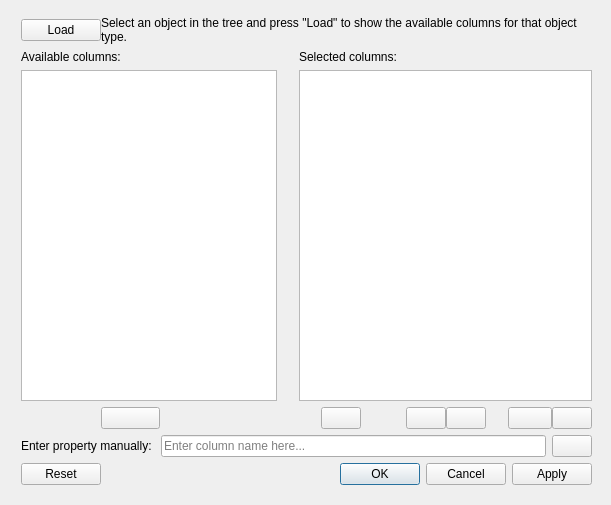
Qt form Resources/UI/Add_RemoveColumns.ui (APEbbers/BillOfMaterials-WB) before a commit.
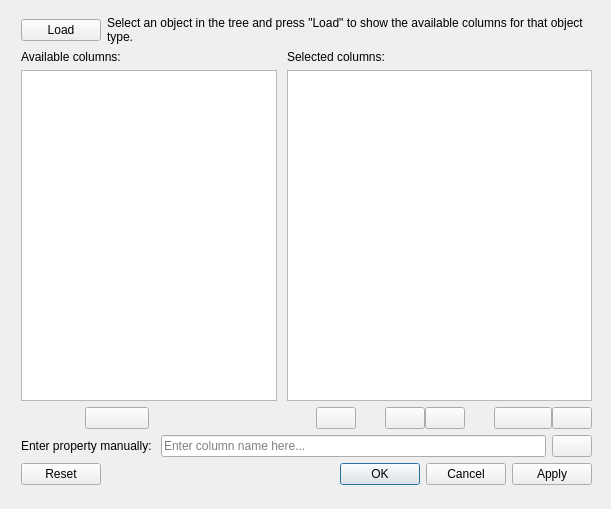
The same form after that commit. Icons and pictures are not drawn.

Commit message: UI changes wre removed by accident

Patch:
```diff
--- a/Resources/UI/Add_RemoveColumns.ui
+++ b/Resources/UI/Add_RemoveColumns.ui
@@ -10,7 +10,7 @@
     <x>0</x>
     <y>0</y>
     <width>611</width>
-    <height>505</height>
+    <height>509</height>
    </rect>
   </property>
   <property name="sizePolicy">
@@ -65,7 +65,7 @@
     <property name="bottomMargin">
      <number>6</number>
     </property>
-    <item row="2" column="1">
+    <item row="3" column="1">
      <layout class="QGridLayout" name="gridLayout_4">
       <property name="verticalSpacing">
        <number>0</number>
@@ -97,23 +97,7 @@
       </item>
      </layout>
     </item>
-    <item row="3" column="2">
-     <spacer name="horizontalSpacer_8">
-      <property name="orientation">
-       <enum>Qt::Vertical</enum>
-      </property>
-      <property name="sizeType">
-       <enum>QSizePolicy::Fixed</enum>
-      </property>
-      <property name="sizeHint" stdset="0">
-       <size>
-        <width>5</width>
-        <height>20</height>
-       </size>
-      </property>
-     </spacer>
-    </item>
-    <item row="3" column="0">
+    <item row="4" column="0">
      <spacer name="horizontalSpacer_7">
       <property name="orientation">
        <enum>Qt::Vertical</enum>
@@ -129,7 +113,7 @@
       </property>
      </spacer>
     </item>
-    <item row="0" column="1">
+    <item row="1" column="1">
      <layout class="QGridLayout" name="gridLayout_2">
       <property name="sizeConstraint">
        <enum>QLayout::SetDefaultConstraint</enum>
@@ -140,23 +124,98 @@
       <property name="verticalSpacing">
        <number>6</number>
       </property>
-      <item row="3" column="5">
-       <spacer name="horizontalSpacer_4">
-        <property name="orientation">
-         <enum>Qt::Vertical</enum>
+      <item row="1" column="5" colspan="9">
+       <widget class="QListWidget" name="Columns_Present">
+        <property name="sizePolicy">
+         <sizepolicy hsizetype="MinimumExpanding" vsizetype="Expanding">
+          <horstretch>0</horstretch>
+          <verstretch>0</verstretch>
+         </sizepolicy>
         </property>
-        <property name="sizeType">
-         <enum>QSizePolicy::Fixed</enum>
-        </property>
-        <property name="sizeHint" stdset="0">
+        <property name="sizeIncrement">
          <size>
-          <width>5</width>
-          <height>5</height>
+          <width>1</width>
+          <height>0</height>
          </size>
         </property>
-       </spacer>
+        <property name="sizeAdjustPolicy">
+         <enum>QAbstractScrollArea::AdjustIgnored</enum>
+        </property>
+        <property name="dragEnabled">
+         <bool>true</bool>
+        </property>
+        <property name="alternatingRowColors">
+         <bool>false</bool>
+        </property>
+        <property name="selectionMode">
+         <enum>QAbstractItemView::NoSelection</enum>
+        </property>
+        <property name="movement">
+         <enum>QListView::Static</enum>
+        </property>
+        <property name="resizeMode">
+         <enum>QListView::Fixed</enum>
+        </property>
+        <property name="layoutMode">
+         <enum>QListView::SinglePass</enum>
+        </property>
+        <property name="sortingEnabled">
+         <bool>false</bool>
+        </property>
+       </widget>
       </item>
-      <item row="3" column="7">
+      <item row="0" column="0" colspan="4">
+       <widget class="QLabel" name="label">
+        <property name="text">
+         <string>Available columns:</string>
+        </property>
+       </widget>
+      </item>
+      <item row="2" column="1">
+       <widget class="QPushButton" name="AddItem">
+        <property name="text">
+         <string/>
+        </property>
+        <property name="icon">
+         <iconset>
+          <normaloff>../Icons/+ sign.svg</normaloff>../Icons/+ sign.svg</iconset>
+        </property>
+       </widget>
+      </item>
+      <item row="2" column="8">
+       <widget class="QPushButton" name="Move_Up">
+        <property name="text">
+         <string/>
+        </property>
+        <property name="icon">
+         <iconset>
+          <normaloff>../Icons/SingleArrow_Up_Dark.svg</normaloff>../Icons/SingleArrow_Up_Dark.svg</iconset>
+        </property>
+       </widget>
+      </item>
+      <item row="2" column="11" colspan="2">
+       <widget class="QPushButton" name="Sort_AZ">
+        <property name="text">
+         <string/>
+        </property>
+        <property name="icon">
+         <iconset>
+          <normaloff>../../../../../Icons/General icons/Sort_AZ_Dark.png</normaloff>../../../../../Icons/General icons/Sort_AZ_Dark.png</iconset>
+        </property>
+       </widget>
+      </item>
+      <item row="2" column="13">
+       <widget class="QPushButton" name="Sort_ZA">
+        <property name="text">
+         <string/>
+        </property>
+        <property name="icon">
+         <iconset>
+          <normaloff>../Icons/Sort_ZA_Dark.png</normaloff>../Icons/Sort_ZA_Dark.png</iconset>
+        </property>
+       </widget>
+      </item>
+      <item row="2" column="7">
        <spacer name="horizontalSpacer_2">
         <property name="orientation">
          <enum>Qt::Vertical</enum>
@@ -172,7 +231,104 @@
         </property>
        </spacer>
       </item>
-      <item row="2" column="4">
+      <item row="2" column="10">
+       <spacer name="horizontalSpacer_6">
+        <property name="orientation">
+         <enum>Qt::Vertical</enum>
+        </property>
+        <property name="sizeType">
+         <enum>QSizePolicy::Fixed</enum>
+        </property>
+        <property name="sizeHint" stdset="0">
+         <size>
+          <width>5</width>
+          <height>20</height>
+         </size>
+        </property>
+       </spacer>
+      </item>
+      <item row="2" column="9">
+       <widget class="QPushButton" name="Move_Down">
+        <property name="text">
+         <string/>
+        </property>
+        <property name="icon">
+         <iconset>
+          <normaloff>../Icons/SingleArrow_Down_Dark.svg</normaloff>../Icons/SingleArrow_Down_Dark.svg</iconset>
+        </property>
+       </widget>
+      </item>
+      <item row="1" column="0" colspan="4">
+       <widget class="QListWidget" name="Columns_To_Add">
+        <property name="sizePolicy">
+         <sizepolicy hsizetype="MinimumExpanding" vsizetype="Expanding">
+          <horstretch>0</horstretch>
+          <verstretch>0</verstretch>
+         </sizepolicy>
+        </property>
+        <property name="sizeAdjustPolicy">
+         <enum>QAbstractScrollArea::AdjustIgnored</enum>
+        </property>
+        <property name="alternatingRowColors">
+         <bool>false</bool>
+        </property>
+        <property name="selectionMode">
+         <enum>QAbstractItemView::NoSelection</enum>
+        </property>
+        <property name="movement">
+         <enum>QListView::Static</enum>
+        </property>
+        <property name="resizeMode">
+         <enum>QListView::Fixed</enum>
+        </property>
+        <property name="layoutMode">
+         <enum>QListView::SinglePass</enum>
+        </property>
+        <property name="sortingEnabled">
+         <bool>true</bool>
+        </property>
+       </widget>
+      </item>
+      <item row="2" column="2" colspan="2">
+       <spacer name="horizontalSpacer_3">
+        <property name="orientation">
+         <enum>Qt::Vertical</enum>
+        </property>
+        <property name="sizeType">
+         <enum>QSizePolicy::Fixed</enum>
+        </property>
+        <property name="sizeHint" stdset="0">
+         <size>
+          <width>5</width>
+          <height>5</height>
+         </size>
+        </property>
+       </spacer>
+      </item>
+      <item row="2" column="0">
+       <spacer name="horizontalSpacer">
+        <property name="orientation">
+         <enum>Qt::Vertical</enum>
+        </property>
+        <property name="sizeType">
+         <enum>QSizePolicy::Fixed</enum>
+        </property>
+        <property name="sizeHint" stdset="0">
+         <size>
+          <width>5</width>
+          <height>20</height>
+         </size>
+        </property>
+       </spacer>
+      </item>
+      <item row="0" column="5" colspan="9">
+       <widget class="QLabel" name="label_2">
+        <property name="text">
+         <string>Selected columns:</string>
+        </property>
+       </widget>
+      </item>
+      <item row="1" column="4">
        <layout class="QGridLayout" name="gridLayout">
         <item row="3" column="0">
          <spacer name="verticalSpacer">
@@ -189,8 +345,8 @@
         </item>
        </layout>
       </item>
-      <item row="3" column="11">
-       <spacer name="horizontalSpacer_6">
+      <item row="2" column="5">
+       <spacer name="horizontalSpacer_4">
         <property name="orientation">
          <enum>Qt::Vertical</enum>
         </property>
@@ -200,23 +356,12 @@
         <property name="sizeHint" stdset="0">
          <size>
           <width>5</width>
-          <height>20</height>
+          <height>5</height>
          </size>
         </property>
        </spacer>
       </item>
-      <item row="3" column="10">
-       <widget class="QPushButton" name="Move_Down">
-        <property name="text">
-         <string/>
-        </property>
-        <property name="icon">
-         <iconset>
-          <normaloff>../Icons/SingleArrow_Down_Dark.svg</normaloff>../Icons/SingleArrow_Down_Dark.svg</iconset>
-        </property>
-       </widget>
-      </item>
-      <item row="3" column="6">
+      <item row="2" column="6">
        <widget class="QPushButton" name="RemoveItem">
         <property name="sizePolicy">
          <sizepolicy hsizetype="Preferred" vsizetype="Fixed">
@@ -233,190 +378,9 @@
         </property>
        </widget>
       </item>
-      <item row="2" column="0" colspan="4">
-       <widget class="QListWidget" name="Columns_To_Add">
-        <property name="sizePolicy">
-         <sizepolicy hsizetype="MinimumExpanding" vsizetype="Expanding">
-          <horstretch>0</horstretch>
-          <verstretch>0</verstretch>
-         </sizepolicy>
-        </property>
-        <property name="sizeAdjustPolicy">
-         <enum>QAbstractScrollArea::AdjustIgnored</enum>
-        </property>
-        <property name="alternatingRowColors">
-         <bool>false</bool>
-        </property>
-        <property name="selectionMode">
-         <enum>QAbstractItemView::NoSelection</enum>
-        </property>
-        <property name="movement">
-         <enum>QListView::Static</enum>
-        </property>
-        <property name="resizeMode">
-         <enum>QListView::Fixed</enum>
-        </property>
-        <property name="layoutMode">
-         <enum>QListView::SinglePass</enum>
-        </property>
-        <property name="sortingEnabled">
-         <bool>true</bool>
-        </property>
-       </widget>
-      </item>
-      <item row="1" column="5" colspan="10">
-       <widget class="QLabel" name="label_2">
-        <property name="text">
-         <string>Selected columns:</string>
-        </property>
-       </widget>
-      </item>
-      <item row="1" column="0" colspan="4">
-       <widget class="QLabel" name="label">
-        <property name="text">
-         <string>Available columns:</string>
-        </property>
-       </widget>
-      </item>
-      <item row="2" column="5" colspan="10">
-       <widget class="QListWidget" name="Columns_Present">
-        <property name="sizePolicy">
-         <sizepolicy hsizetype="MinimumExpanding" vsizetype="Expanding">
-          <horstretch>0</horstretch>
-          <verstretch>0</verstretch>
-         </sizepolicy>
-        </property>
-        <property name="sizeIncrement">
-         <size>
-          <width>1</width>
-          <height>0</height>
-         </size>
-        </property>
-        <property name="sizeAdjustPolicy">
-         <enum>QAbstractScrollArea::AdjustIgnored</enum>
-        </property>
-        <property name="dragEnabled">
-         <bool>true</bool>
-        </property>
-        <property name="alternatingRowColors">
-         <bool>false</bool>
-        </property>
-        <property name="selectionMode">
-         <enum>QAbstractItemView::NoSelection</enum>
-        </property>
-        <property name="movement">
-         <enum>QListView::Static</enum>
-        </property>
-        <property name="resizeMode">
-         <enum>QListView::Fixed</enum>
-        </property>
-        <property name="layoutMode">
-         <enum>QListView::SinglePass</enum>
-        </property>
-        <property name="sortingEnabled">
-         <bool>false</bool>
-        </property>
-       </widget>
-      </item>
-      <item row="3" column="1">
-       <widget class="QPushButton" name="AddItem">
-        <property name="text">
-         <string/>
-        </property>
-        <property name="icon">
-         <iconset>
-          <normaloff>../Icons/+ sign.svg</normaloff>../Icons/+ sign.svg</iconset>
-        </property>
-       </widget>
-      </item>
-      <item row="3" column="14">
-       <widget class="QPushButton" name="Sort_ZA">
-        <property name="text">
-         <string/>
-        </property>
-        <property name="icon">
-         <iconset>
-          <normaloff>../Icons/Sort_ZA_Dark.png</normaloff>../Icons/Sort_ZA_Dark.png</iconset>
-        </property>
-       </widget>
-      </item>
-      <item row="3" column="2" colspan="2">
-       <spacer name="horizontalSpacer_3">
-        <property name="orientation">
-         <enum>Qt::Vertical</enum>
-        </property>
-        <property name="sizeType">
-         <enum>QSizePolicy::Fixed</enum>
-        </property>
-        <property name="sizeHint" stdset="0">
-         <size>
-          <width>5</width>
-          <height>5</height>
-         </size>
-        </property>
-       </spacer>
-      </item>
-      <item row="3" column="9">
-       <widget class="QPushButton" name="Move_Up">
-        <property name="text">
-         <string/>
-        </property>
-        <property name="icon">
-         <iconset>
-          <normaloff>../Icons/SingleArrow_Up_Dark.svg</normaloff>../Icons/SingleArrow_Up_Dark.svg</iconset>
-        </property>
-       </widget>
-      </item>
-      <item row="3" column="0">
-       <spacer name="horizontalSpacer">
-        <property name="orientation">
-         <enum>Qt::Vertical</enum>
-        </property>
-        <property name="sizeType">
-         <enum>QSizePolicy::Fixed</enum>
-        </property>
-        <property name="sizeHint" stdset="0">
-         <size>
-          <width>5</width>
-          <height>20</height>
-         </size>
-        </property>
-       </spacer>
-      </item>
-      <item row="3" column="12" colspan="2">
-       <widget class="QPushButton" name="Sort_AZ">
-        <property name="text">
-         <string/>
-        </property>
-        <property name="icon">
-         <iconset>
-          <normaloff>../../../../../Icons/General icons/Sort_AZ_Dark.png</normaloff>../../../../../Icons/General icons/Sort_AZ_Dark.png</iconset>
-        </property>
-       </widget>
-      </item>
-      <item row="0" column="0">
-       <widget class="QPushButton" name="LoadProperties">
-        <property name="text">
-         <string>Load</string>
-        </property>
-       </widget>
-      </item>
-      <item row="0" column="1" colspan="14">
-       <widget class="QLabel" name="label_4">
-        <property name="text">
-         <string>&lt;html&gt;&lt;head/&gt;&lt;body&gt;&lt;p&gt;Select an object in the tree and press &amp;quot;Load&amp;quot; to show the available columns for that object type.&lt;/p&gt;&lt;/body&gt;&lt;/html&gt;</string>
-        </property>
-        <property name="wordWrap">
-         <bool>true</bool>
-        </property>
-        <property name="margin">
-         <number>10</number>
-        </property>
-       </widget>
-      </item>
      </layout>
     </item>
-    <item row="3" column="1">
+    <item row="4" column="1">
      <widget class="QDialogButtonBox" name="buttonBox">
       <property name="sizePolicy">
        <sizepolicy hsizetype="Expanding" vsizetype="Fixed">
@@ -438,6 +402,52 @@
       </property>
      </widget>
     </item>
+    <item row="4" column="2">
+     <spacer name="horizontalSpacer_8">
+      <property name="orientation">
+       <enum>Qt::Vertical</enum>
+      </property>
+      <property name="sizeType">
+       <enum>QSizePolicy::Fixed</enum>
+      </property>
+      <property name="sizeHint" stdset="0">
+       <size>
+        <width>5</width>
+        <height>20</height>
+       </size>
+      </property>
+     </spacer>
+    </item>
+    <item row="0" column="1">
+     <layout class="QGridLayout" name="gridLayout_5">
+      <item row="0" column="0">
+       <widget class="QPushButton" name="LoadProperties">
+        <property name="sizePolicy">
+         <sizepolicy hsizetype="Fixed" vsizetype="Fixed">
+          <horstretch>0</horstretch>
+          <verstretch>0</verstretch>
+         </sizepolicy>
+        </property>
+        <property name="text">
+         <string>Load</string>
+        </property>
+       </widget>
+      </item>
+      <item row="0" column="1">
+       <widget class="QLabel" name="label_4">
+        <property name="text">
+         <string>&lt;html&gt;&lt;head/&gt;&lt;body&gt;&lt;p&gt;Select an object in the tree and press &amp;quot;Load&amp;quot; to show the available columns for that object type.&lt;/p&gt;&lt;/body&gt;&lt;/html&gt;</string>
+        </property>
+        <property name="wordWrap">
+         <bool>true</bool>
+        </property>
+        <property name="margin">
+         <number>10</number>
+        </property>
+       </widget>
+      </item>
+     </layout>
+    </item>
    </layout>
   </widget>
  </widget>
```
The commit also changes 1 other file.
